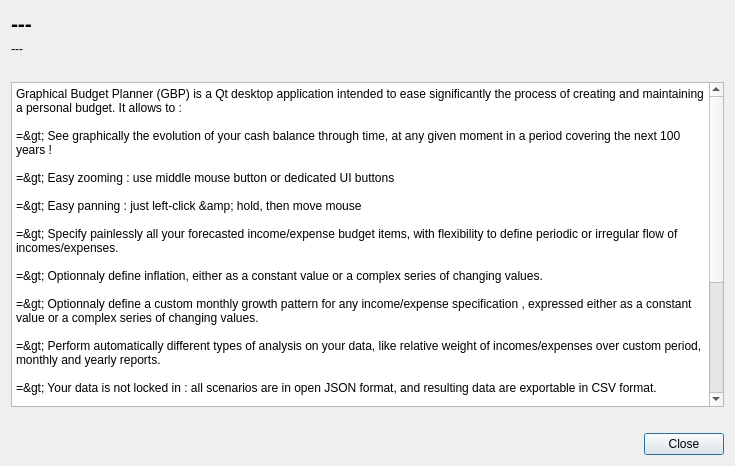
Old version of the form aboutdialog.ui in the repository redmoon1945/gbp.
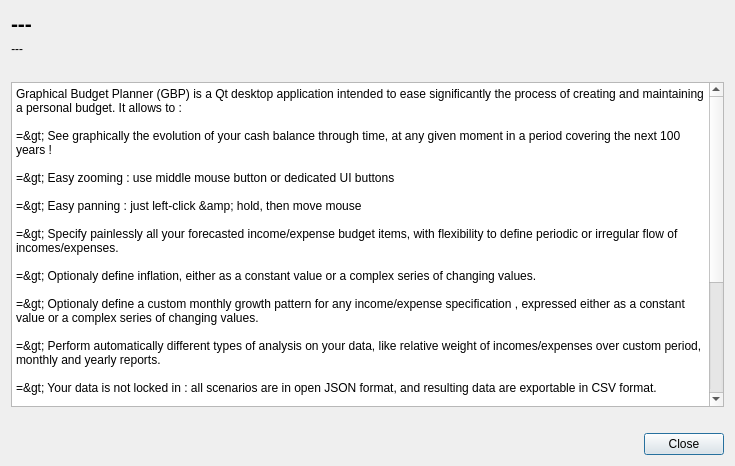
New version of the form.

```diff
--- a/aboutdialog.ui
+++ b/aboutdialog.ui
@@ -73,9 +73,9 @@
 
 =&gt; Specify painlessly all your forecasted income/expense budget items, with flexibility to define periodic or irregular flow of incomes/expenses.
 
-=&gt; Optionnaly define inflation, either as a constant value or a complex series of changing values.
+=&gt; Optionaly define inflation, either as a constant value or a complex series of changing values.
 
-=&gt; Optionnaly define a custom monthly growth pattern for any income/expense specification , expressed either as a constant value or a complex series of changing values.
+=&gt; Optionaly define a custom monthly growth pattern for any income/expense specification , expressed either as a constant value or a complex series of changing values.
 
 =&gt; Perform automatically different types of analysis on your data, like relative weight of incomes/expenses over custom period, monthly and yearly reports.
 
```
